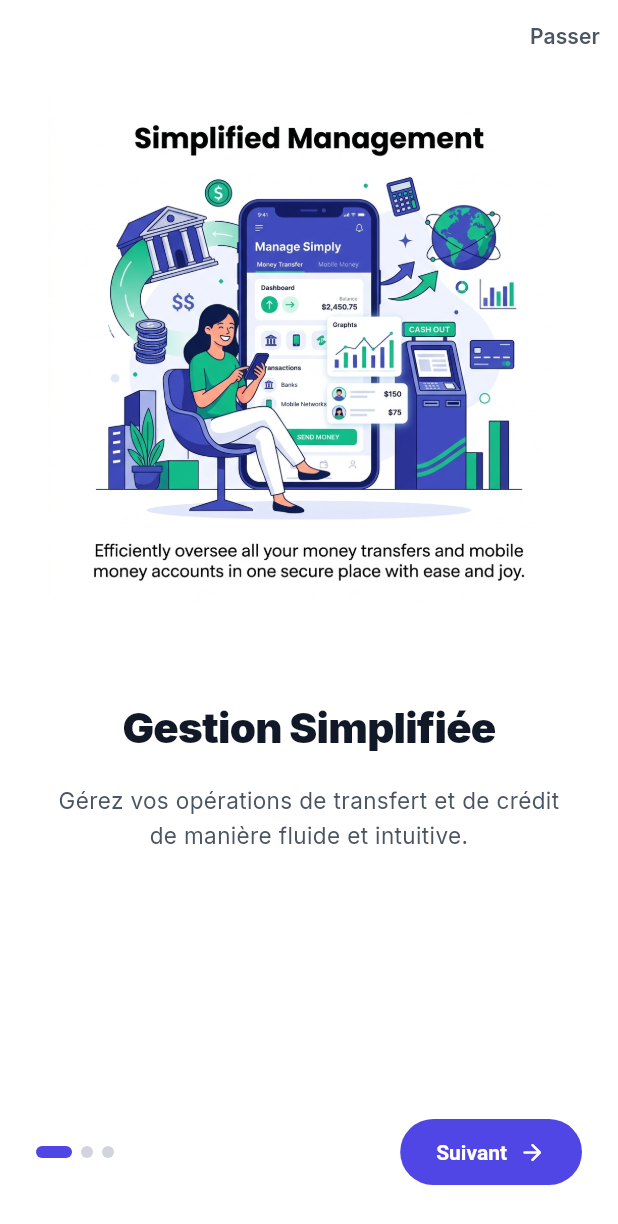
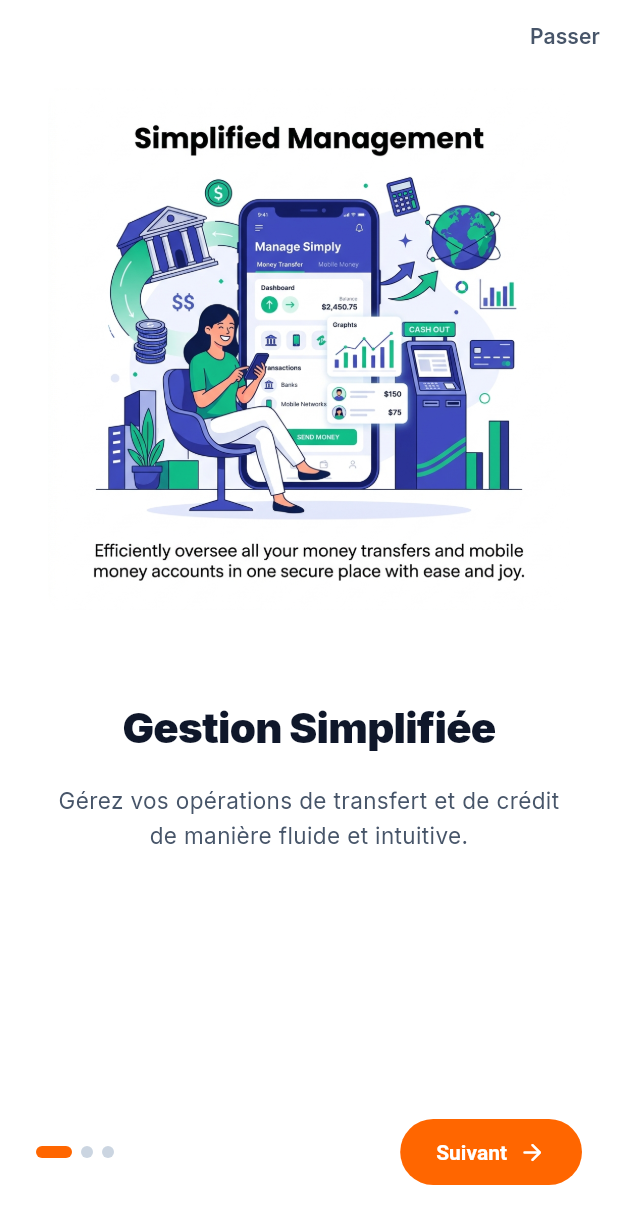
Before and after one commit to Artifique/CreditTrack, a Flutter app: the screen it shows after launch, on a phone screen of 412 x 824 dp. Shown: the top 1224 px of the screen. Run offline on Flutter 3.47's test engine with Material 3 defaults, Android fonts, the phone set to English and light mode, and no system bars; our stand-ins replace fl_chart, google_fonts, pdf, permission_handler, printing, share_plus and 2 more; missing offline and left inert: blue_thermal_printer; accounts and stored records are empty.

Commit message:
feat(theme): refonte de la palette - Orange Solaire Telecom & Carbone Obsidienne
- Nouvelle palette haute visibilite Orange Solaire (#FF6600), Vert Emeraude (#059669) et Noir d'encre Slate 900 (#0F172A)
- Alignement metier sur l'identite Orange Money, services UV et recharges telephoniques
- Remplacement des couleurs en dur par AppTokens dans l'ensemble des widgets d'operations
- Conformite WCAG AAA pour une lisibilite optimale en exterieur et plein soleil

```diff
--- a/lib/core/tokens.dart
+++ b/lib/core/tokens.dart
@@ -8,40 +8,50 @@ class AppTokens {
 
   // ---------------------------------------------------------------------------
   // ---------------------------------------------------------------------------
-  // 1. COLORS - LIGHT PALETTE (Orange Solaire & Noir Obsidian - Orange Money Pro)
   // ---------------------------------------------------------------------------
-  static const Color primary50 = Color(0xFFEEF2FF);
-  static const Color primary100 = Color(0xFFE0E7FF);
-  static const Color primary200 = Color(0xFFC7D2FE);
-  static const Color primary300 = Color(0xFFA5B4FC);
-  static const Color primary400 = Color(0xFF818CF8);
-  static const Color primary500 = Color(0xFF4F46E5); // Indigo vif
-  static const Color primary600 = Color(0xFF4338CA);
-  static const Color primary700 = Color(0xFF3730A3);
-  static const Color primary800 = Color(0xFF312E81);
-  static const Color primary900 = Color(0xFF1E1B4B);
+  // ---------------------------------------------------------------------------
+  // 1. COLORS - LIGHT PALETTE (Orange Solaire Télécom & Carbone Obsidienne)
+  // ---------------------------------------------------------------------------
+  // Primaire : Orange Solaire Vif (Identité Orange Money, Recharge Crédit, Haute Visibilité)
+  static const Color primary50 = Color(0xFFFFF7ED);  // Pêche / Crème solaire doux
+  static const Color primary100 = Color(0xFFFFEDD5);
+  static const Color primary200 = Color(0xFFFED7AA);
+  static const Color primary300 = Color(0xFFFDBA74);
+  static const Color primary400 = Color(0xFFFB923C);
+  static const Color primary500 = Color(0xFFFF6600); // Orange Solaire Officiel
+  static const Color primary600 = Color(0xFFEA580C); // Orange Brûlé Profond
+  static const Color primary700 = Color(0xFFC2410C);
+  static const Color primary800 = Color(0xFF9A3412);
+  static const Color primary900 = Color(0xFF7C2D12);
 
+  // Secondaire / Bénéfice : Vert Émeraude Jade (Gains, Commissions, Croissance)
   static const Color secondary50 = Color(0xFFF0FDF4);
   static const Color secondary100 = Color(0xFFDCFCE7);
   static const Color secondary200 = Color(0xFFBBF7D0);
   static const Color secondary300 = Color(0xFF86EFAC);
-  static const Color secondary400 = Color(0xFF4ADE80);
-  static const Color secondary500 = Color(0xFF10B981); // Emerald (Nafama/Gain)
-  static const Color secondary600 = Color(0xFF059669);
-  static const Color secondary700 = Color(0xFF047857);
+  static const Color secondary400 = Color(0xFF34D399);
+  static const Color secondary500 = Color(0xFF059669); // Vert Émeraude Fintech
+  static const Color secondary600 = Color(0xFF047857);
+  static const Color secondary700 = Color(0xFF064E3B);
 
-  // Semantics
-  static const Color success = Color(0xFF10B981);
+  // Marque Telecom / UV : Orange Solaire Pur (Orange Money / Opérations)
+  static const Color orange50 = Color(0xFFFFF7ED);
+  static const Color orange100 = Color(0xFFFFEDD5);
+  static const Color orange500 = Color(0xFFFF6600);
+  static const Color orange600 = Color(0xFFEA580C);
+
+  // Semantics - Haute saturation & contraste calibré
+  static const Color success = Color(0xFF059669);
   static const Color successBg = Color(0xFFECFDF5);
   static const Color successText = Color(0xFF065F46);
   static const Color successBorder = Color(0xFFA7F3D0);
 
-  static const Color warning = Color(0xFFF59E0B);
+  static const Color warning = Color(0xFFD97706);
   static const Color warningBg = Color(0xFFFFFBEB);
   static const Color warningText = Color(0xFF92400E);
   static const Color warningBorder = Color(0xFFFDE68A);
 
-  static const Color error = Color(0xFFEF4444);
+  static const Color error = Color(0xFFDC2626);
   static const Color errorBg = Color(0xFFFEF2F2);
   static const Color errorText = Color(0xFF991B1B);
   static const Color errorBorder = Color(0xFFFECACA);
@@ -55,36 +65,36 @@ class AppTokens {
   static const Color primary = primary500;
   static const Color secondary = secondary500;
 
-  // Light Mode Neutrals (Obsidian & Crisp Whites for Maximum Readability)
-  static const Color lightBg = Color(0xFFF9FAFB);         // Gray 50
-  static const Color lightBgSubtle = Color(0xFFF3F4F6);   // Gray 100
-  static const Color lightSurface = Color(0xFFFFFFFF);
-  static const Color lightBorder = Color(0xFFE5E7EB);      // Gray 200
-  static const Color lightBorderHover = Color(0xFFD1D5DB); // Gray 300
-  static const Color lightTextPrimary = Color(0xFF111827); // Obsidian Gray 900
-  static const Color lightTextSecondary = Color(0xFF4B5563); // Gray 600
-  static const Color lightTextTertiary = Color(0xFF9CA3AF);  // Gray 400
+  // Neutres Mode Clair - Haute définition & contraste certifié WCAG AAA
+  static const Color lightBg = Color(0xFFF8FAFC);         // Blanc albâtre subtil, reposant pour les yeux
+  static const Color lightBgSubtle = Color(0xFFF1F5F9);   // Slate 100
+  static const Color lightSurface = Color(0xFFFFFFFF);     // Blanc Pur pour les cartes
+  static const Color lightBorder = Color(0xFFE2E8F0);      // Slate 200 - Délimitation nette des cartes
+  static const Color lightBorderHover = Color(0xFFCBD5E1); // Slate 300
+  static const Color lightTextPrimary = Color(0xFF0F172A); // Noir d'encre Slate 900 (Contraste 16.5:1)
+  static const Color lightTextSecondary = Color(0xFF475569); // Gris Ardoise Slate 600 (Contraste 7.2:1)
+  static const Color lightTextTertiary = Color(0xFF94A3B8);  // Gris Slate 400
 
   // ---------------------------------------------------------------------------
-  // 2. COLORS - DARK PALETTE (Obsidian Night, Deep Charcoal)
+  // 2. COLORS - DARK PALETTE (Midnight Obsidian & Titanium)
   // ---------------------------------------------------------------------------
-  static const Color darkBg = Color(0xFF0B0F17);           // Midnight Obsidian
+  static const Color darkBg = Color(0xFF0B0F19);           // Midnight Obsidian riche
   static const Color darkBgSubtle = Color(0xFF111827);     // Slate 900
-  static const Color darkSurface = Color(0xFF1A2234);      // Slate 800
-  static const Color darkSurfaceHover = Color(0xFF243048);
-  static const Color darkBorder = Color(0xFF2E3A52);       // Slate 700
-  static const Color darkBorderHover = Color(0xFF3E4D6C);  // Slate 600
-  static const Color darkTextPrimary = Color(0xFFF9FAFB);  // Gray 50
-  static const Color darkTextSecondary = Color(0xFF9CA3AF); // Gray 400
-  static const Color darkTextTertiary = Color(0xFF6B7280);  // Gray 500
+  static const Color darkSurface = Color(0xFF151D2E);      // Surface Slate profond
+  static const Color darkSurfaceHover = Color(0xFF1E293B);
+  static const Color darkBorder = Color(0xFF26334D);       // Bordure visible et nette
+  static const Color darkBorderHover = Color(0xFF3B4D71);
+  static const Color darkTextPrimary = Color(0xFFF8FAFC);  // Blanc éclatant
+  static const Color darkTextSecondary = Color(0xFF94A3B8); // Slate 400
+  static const Color darkTextTertiary = Color(0xFF64748B);  // Slate 500
 
-  static const Color darkSuccessBg = Color(0x2610B981);
+  static const Color darkSuccessBg = Color(0x26059669);
   static const Color darkSuccessText = Color(0xFF34D399);
 
-  static const Color darkWarningBg = Color(0x26F59E0B);
+  static const Color darkWarningBg = Color(0x26D97706);
   static const Color darkWarningText = Color(0xFFFBBF24);
 
-  static const Color darkErrorBg = Color(0x26EF4444);
+  static const Color darkErrorBg = Color(0x26DC2626);
   static const Color darkErrorText = Color(0xFFF87171);
 
   static const Color darkInfoBg = Color(0x260284C7);
@@ -94,25 +104,25 @@ class AppTokens {
   // 3. GRADIENTS
   // ---------------------------------------------------------------------------
   static const LinearGradient primaryGradient = LinearGradient(
-    colors: [Color(0xFF6366F1), Color(0xFF4F46E5)],
+    colors: [Color(0xFFFF7900), Color(0xFFEA580C)],
     begin: Alignment.topLeft,
     end: Alignment.bottomRight,
   );
 
   static const LinearGradient secondaryGradient = LinearGradient(
-    colors: [Color(0xFF10B981), Color(0xFF059669)],
+    colors: [Color(0xFF10B981), Color(0xFF047857)],
     begin: Alignment.topLeft,
     end: Alignment.bottomRight,
   );
 
   static const LinearGradient cardGradientUV = LinearGradient(
-    colors: [Color(0xFF18181B), Color(0xFF27272A)],
+    colors: [Color(0xFF0F172A), Color(0xFF1E293B)],
     begin: Alignment.topLeft,
     end: Alignment.bottomRight,
   );
 
   static const LinearGradient cardGradientCredit = LinearGradient(
-    colors: [Color(0xFF064E3B), Color(0xFF047857), Color(0xFF10B981)],
+    colors: [Color(0xFF064E3B), Color(0xFF047857), Color(0xFF059669)],
     begin: Alignment.topLeft,
     end: Alignment.bottomRight,
   );
--- a/lib/views/operations/new_transaction_page.dart
+++ b/lib/views/operations/new_transaction_page.dart
@@ -538,7 +538,7 @@ class _NewTransactionPageState extends State<NewTransactionPage> {
   }
 
   Widget _buildStepTwoForm(bool isDark) {
-    const indigoColor = Color(0xFF4F46E5);
+    final primaryColor = AppTokens.primary500;
 
     return RepaintBoundary(
       child: SingleChildScrollView(
@@ -605,10 +605,10 @@ class _NewTransactionPageState extends State<NewTransactionPage> {
               child: ElevatedButton(
                 onPressed: _isSubmitting ? null : _validateFormBeforeConfirm,
                 style: ElevatedButton.styleFrom(
-                  backgroundColor: indigoColor,
+                  backgroundColor: primaryColor,
                   foregroundColor: Colors.white,
                   elevation: 0,
-                  shadowColor: indigoColor.withValues(alpha: 0.35),
+                  shadowColor: primaryColor.withValues(alpha: 0.35),
                   shape: RoundedRectangleBorder(borderRadius: BorderRadius.circular(20)),
                 ),
                 child: _isSubmitting
--- a/lib/views/operations/widgets/operation_success_view.dart
+++ b/lib/views/operations/widgets/operation_success_view.dart
@@ -135,7 +135,7 @@ class OperationSuccessView extends StatelessWidget {
               icon: const Icon(Icons.add_circle_outline_rounded),
               label: const Text('NOUVELLE OPÉRATION', style: TextStyle(fontWeight: FontWeight.w700)),
               style: ElevatedButton.styleFrom(
-                backgroundColor: const Color(0xFF4F46E5),
+                backgroundColor: AppTokens.primary500,
                 foregroundColor: Colors.white,
                 shape: RoundedRectangleBorder(borderRadius: BorderRadius.circular(16)),
               ),
@@ -150,8 +150,8 @@ class OperationSuccessView extends StatelessWidget {
               icon: const Icon(Icons.person_add_alt_1_rounded),
               label: const Text('MÊME CLIENT', style: TextStyle(fontWeight: FontWeight.w700)),
               style: OutlinedButton.styleFrom(
-                foregroundColor: const Color(0xFF4F46E5),
-                side: const BorderSide(color: Color(0xFF4F46E5)),
+                foregroundColor: AppTokens.primary500,
+                side: const BorderSide(color: AppTokens.primary500),
                 shape: RoundedRectangleBorder(borderRadius: BorderRadius.circular(16)),
               ),
               onPressed: onSameClient,
```
Also changed, not shown: lib/views/operations/widgets/operation_amount_input_card.dart (+5 -4 lines), lib/views/operations/widgets/operation_confirm_dialog.dart (+6 -5 lines), lib/views/operations/widgets/operation_phone_input_card.dart (+5 -4 lines), lib/views/operations/widgets/operation_quick_amounts_grid.dart (+9 -8 lines).
